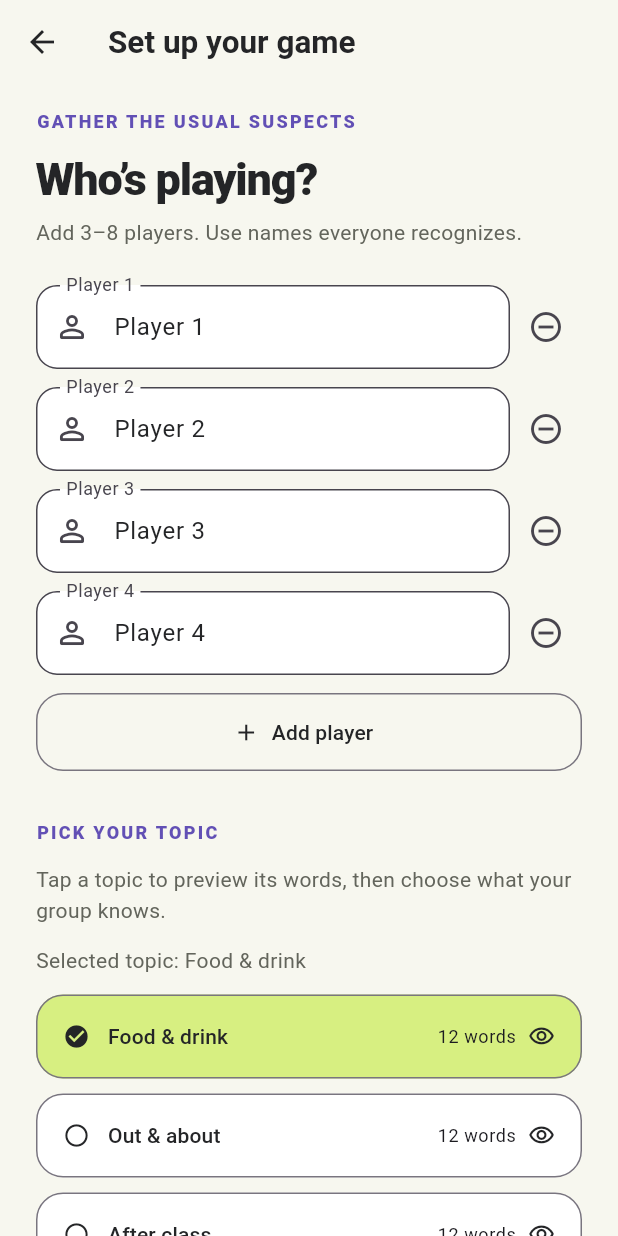
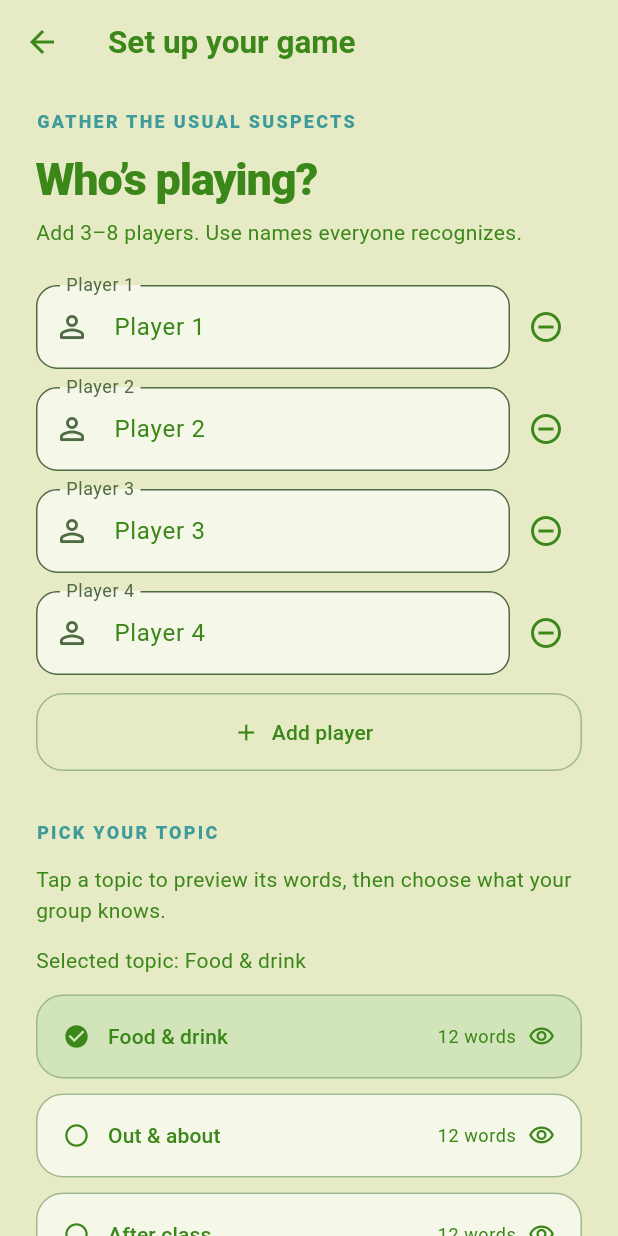
Before and after one commit to hope-mcmillen/project_4, a Flutter app: the screen it shows after launch, after a tap on "Start a game", on a phone screen of 412 x 824 dp. Run offline on Flutter 3.47's test engine with Material 3 defaults, Android fonts, the phone set to English and light mode, and no system bars.

Commit message:
fix up some UI for the offline playing portion of the game

```diff
--- a/lib/app/theme.dart
+++ b/lib/app/theme.dart
@@ -1,18 +1,40 @@
 import 'package:flutter/material.dart';
 
 abstract final class AppColors {
-  static const ink = Color(0xFF242527);
-  static const paper = Color(0xFFF7F7EF);
-  static const purple = Color(0xFF6250B5);
-  static const lime = Color(0xFFD7EF81);
-  static const muted = Color(0xFF63655C);
+  static const ink = Color(0xFF3B8719);
+  static const paper = Color(0xFFE6EBC6);
+  static const teal = Color(0xFF3E9B99);
+  static const sage = Color(0xFFD2E4B9);
+  static const muted = Color(0xFF506B43);
+  static const card = Color(0xFFF5F7E9);
+  static const mint = Color(0xFFC5E5DA);
+  static const forest = Color(0xFF214B22);
+  static const deepTeal = Color(0xFF174B49);
+  static const outline = Color(0xFF9DB88B);
 }
 
 ThemeData buildTheme() {
-  final scheme = ColorScheme.fromSeed(
-    seedColor: AppColors.purple,
-    surface: AppColors.paper,
-  );
+  final scheme =
+      ColorScheme.fromSeed(
+        seedColor: AppColors.teal,
+        surface: AppColors.paper,
+      ).copyWith(
+        primary: AppColors.ink,
+        onPrimary: AppColors.card,
+        primaryContainer: AppColors.sage,
+        onPrimaryContainer: AppColors.forest,
+        secondary: AppColors.teal,
+        onSecondary: AppColors.deepTeal,
+        secondaryContainer: AppColors.mint,
+        onSecondaryContainer: AppColors.deepTeal,
+        tertiary: AppColors.teal,
+        onSurface: AppColors.ink,
+        onSurfaceVariant: AppColors.muted,
+        surfaceContainerHighest: AppColors.sage,
+        outline: AppColors.outline,
+        outlineVariant: AppColors.sage,
+        surfaceTint: Colors.transparent,
+      );
   return ThemeData(
     useMaterial3: true,
     colorScheme: scheme,
@@ -44,12 +66,21 @@ ThemeData buildTheme() {
         color: AppColors.ink,
       ),
       bodyLarge: TextStyle(fontSize: 16, height: 1.5, color: AppColors.ink),
-      bodyMedium: TextStyle(fontSize: 14, height: 1.5, color: AppColors.muted),
+      bodyMedium: TextStyle(fontSize: 14, height: 1.5, color: AppColors.ink),
+    ).apply(bodyColor: AppColors.ink, displayColor: AppColors.ink),
+    iconTheme: const IconThemeData(color: AppColors.ink),
+    bottomSheetTheme: const BottomSheetThemeData(
+      backgroundColor: AppColors.paper,
+      surfaceTintColor: Colors.transparent,
+    ),
+    dialogTheme: const DialogThemeData(
+      backgroundColor: AppColors.paper,
+      surfaceTintColor: Colors.transparent,
     ),
     filledButtonTheme: FilledButtonThemeData(
       style: FilledButton.styleFrom(
         backgroundColor: AppColors.ink,
-        foregroundColor: Colors.white,
+        foregroundColor: AppColors.card,
         minimumSize: const Size(double.infinity, 56),
         padding: const EdgeInsets.symmetric(horizontal: 20, vertical: 16),
         shape: RoundedRectangleBorder(borderRadius: BorderRadius.circular(18)),
@@ -65,7 +96,7 @@ ThemeData buildTheme() {
     ),
     inputDecorationTheme: InputDecorationTheme(
       filled: true,
-      fillColor: Colors.white,
+      fillColor: AppColors.card,
       border: OutlineInputBorder(borderRadius: BorderRadius.circular(14)),
       contentPadding: const EdgeInsets.symmetric(horizontal: 16, vertical: 16),
     ),
--- a/lib/features/game/logic/game_controller.dart
+++ b/lib/features/game/logic/game_controller.dart
@@ -59,11 +59,15 @@ class GameController extends ChangeNotifier {
       ? players[_chameleonIndex]
       : null;
   String? get roleWord =>
-      _phase == GamePhase.reveal && _privateOpen && _turn != _chameleonIndex
+      (_phase == GamePhase.reveal || _phase == GamePhase.clues) &&
+          _privateOpen &&
+          _turn != _chameleonIndex
       ? _secretWord
       : null;
   bool get isRevealedChameleon =>
-      _phase == GamePhase.reveal && _privateOpen && _turn == _chameleonIndex;
+      (_phase == GamePhase.reveal || _phase == GamePhase.clues) &&
+      _privateOpen &&
+      _turn == _chameleonIndex;
   Map<int, int> get voteCounts {
     if (_phase != GamePhase.result) return const {};
     return Map.unmodifiable(_tally());
@@ -76,7 +80,9 @@ class GameController extends ChangeNotifier {
   }
 
   void openPrivateView() {
-    if (_phase != GamePhase.reveal && _phase != GamePhase.voting) {
+    if (_phase != GamePhase.reveal &&
+        _phase != GamePhase.clues &&
+        _phase != GamePhase.voting) {
       throw StateError('No private view in this phase.');
     }
     _privateOpen = true;
@@ -103,11 +109,21 @@ class GameController extends ChangeNotifier {
 
   void finishClue() {
     _require(GamePhase.clues);
+    if (!_privateOpen) throw StateError('Open your clue screen first.');
+    _privateOpen = false;
     _turn++;
     if (_turn == players.length) {
       _turn = 0;
       _phase = GamePhase.discussion;
     }
+    notifyListeners();
+  }
+
+  void startAnotherClueRound() {
+    _require(GamePhase.discussion);
+    _turn = 0;
+    _privateOpen = false;
+    _phase = GamePhase.clues;
     notifyListeners();
   }
 
--- a/lib/features/game/logic/game_repository.dart
+++ b/lib/features/game/logic/game_repository.dart
@@ -13,6 +13,7 @@ abstract interface class GameRepository implements Listenable {
   void hidePrivateView();
   void finishReveal();
   void finishClue();
+  void startAnotherClueRound();
   void startVoting();
   void castVote(int suspect);
   void guessWord(String word);
--- a/lib/features/game/logic/local_game_repository.dart
+++ b/lib/features/game/logic/local_game_repository.dart
@@ -53,6 +53,9 @@ class LocalGameRepository implements GameRepository {
   void finishClue() => _game.finishClue();
 
   @override
+  void startAnotherClueRound() => _game.startAnotherClueRound();
+
+  @override
   void startVoting() => _game.startVoting();
 
   @override
--- a/lib/features/game/screens/game_screen.dart
+++ b/lib/features/game/screens/game_screen.dart
@@ -127,12 +127,14 @@ class _GameScreenState extends State<GameScreen> with WidgetsBindingObserver {
       GamePhase.clues => CluesPhase(
         key: key,
         view: view,
+        onOpen: _game.openPrivateView,
         onNext: _game.finishClue,
       ),
       GamePhase.discussion => DiscussionPhase(
         key: key,
         view: view,
         onReadyToVote: _game.startVoting,
+        onAnotherRound: _game.startAnotherClueRound,
       ),
       GamePhase.voting => VotingPhase(
         key: key,
--- a/lib/features/game/screens/home_screen.dart
+++ b/lib/features/game/screens/home_screen.dart
@@ -1,6 +1,7 @@
 import 'package:flutter/material.dart';
 
 import '../../../app/theme.dart';
+import '../../lobby/online_screen.dart';
 import '../widgets/game_widgets.dart';
 import '../data/word_repository.dart';
 import '../data/local_word_repository.dart';
@@ -19,7 +20,7 @@ class HomeScreen extends StatelessWidget {
       title: const Row(
         mainAxisSize: MainAxisSize.min,
         children: [
-          Icon(Icons.blur_on_rounded, color: AppColors.purple),
+          Icon(Icons.blur_on_rounded, color: AppColors.teal),
           SizedBox(width: 8),
           Text(
             'chameleon',
@@ -33,7 +34,7 @@ class HomeScreen extends StatelessWidget {
         const SizedBox(height: 16),
         const Eyebrow('A little suspicious. A lot of fun.'),
         Text(
-          'Blend in.\nStand out.\nDon’t get caught.',
+          'Blend in.\nDon’t get caught.',
           style: Theme.of(context).textTheme.displaySmall,
         ),
         const SizedBox(height: 16),
@@ -42,16 +43,16 @@ class HomeScreen extends StatelessWidget {
           style: TextStyle(fontSize: 16, height: 1.5, color: AppColors.muted),
         ),
         const InfoCard(
-          color: AppColors.purple,
+          color: AppColors.teal,
           child: Column(
             children: [
               ChameleonMascot(),
               SizedBox(height: 12),
               Text(
-                'TRUST NO ONE. INCLUDING YOUR BESTIE.',
+                'TRUST NO ONE. FIND THE CHAMELEON',
                 textAlign: TextAlign.center,
                 style: TextStyle(
-                  color: Colors.white,
+                  color: AppColors.card,
                   fontSize: 11,
                   fontWeight: FontWeight.w700,
                   letterSpacing: 1.1,
@@ -78,6 +79,14 @@ class HomeScreen extends StatelessWidget {
           ),
           icon: const Icon(Icons.arrow_forward_rounded),
           label: const Text('Start a game'),
+        ),
+        const SizedBox(height: 12),
+        OutlinedButton.icon(
+          onPressed: () => Navigator.of(
+            context,
+          ).push(MaterialPageRoute<void>(builder: (_) => const OnlineScreen())),
+          icon: const Icon(Icons.public),
+          label: const Text('Play online'),
         ),
         const SizedBox(height: 12),
         OutlinedButton.icon(
@@ -165,7 +174,7 @@ class RulesScreen extends StatelessWidget {
             ),
           ),
         const InfoCard(
-          color: AppColors.lime,
+          color: AppColors.sage,
           child: Text(
             'Starter house rules: a tied vote or an incorrect accusation lets the Chameleon win. Each round stands alone; there is no running score yet.',
           ),
--- a/lib/features/game/screens/phases/results_phase.dart
+++ b/lib/features/game/screens/phases/results_phase.dart
@@ -29,7 +29,7 @@ class ResultsPhase extends StatelessWidget {
       const SizedBox(height: 12),
       Text(view.resultReason!),
       InfoCard(
-        color: AppColors.lime,
+        color: AppColors.sage,
         child: Column(
           crossAxisAlignment: CrossAxisAlignment.start,
           children: [
--- a/lib/features/game/screens/phases/voting_phase.dart
+++ b/lib/features/game/screens/phases/voting_phase.dart
@@ -52,8 +52,8 @@ class _VotingPhaseState extends State<VotingPhase> {
                 child: OutlinedButton(
                   style: OutlinedButton.styleFrom(
                     backgroundColor: _suspect == i
-                        ? AppColors.lime
-                        : Colors.white,
+                        ? AppColors.sage
+                        : AppColors.card,
                   ),
                   onPressed: () => setState(() => _suspect = i),
                   child: Row(
--- a/lib/features/game/screens/setup_screen.dart
+++ b/lib/features/game/screens/setup_screen.dart
@@ -221,8 +221,8 @@ class _SetupScreenState extends State<SetupScreen> {
                 child: OutlinedButton(
                   style: OutlinedButton.styleFrom(
                     backgroundColor: _topic?.id == topic.id
-                        ? AppColors.lime
-                        : Colors.white,
+                        ? AppColors.sage
+                        : AppColors.card,
                     padding: const EdgeInsets.all(18),
                   ),
                   onPressed: () => _previewTopic(topic),
--- a/lib/features/game/widgets/game_widgets.dart
+++ b/lib/features/game/widgets/game_widgets.dart
@@ -38,7 +38,7 @@ class Eyebrow extends StatelessWidget {
     child: Text(
       text.toUpperCase(),
       style: const TextStyle(
-        color: AppColors.purple,
+        color: AppColors.teal,
         fontSize: 12,
         fontWeight: FontWeight.w800,
         letterSpacing: 1.5,
@@ -48,7 +48,7 @@ class Eyebrow extends StatelessWidget {
 }
 
 class InfoCard extends StatelessWidget {
-  const InfoCard({super.key, required this.child, this.color = Colors.white});
+  const InfoCard({super.key, required this.child, this.color = AppColors.card});
   final Widget child;
   final Color color;
 
@@ -120,7 +120,7 @@ class TopicBoard extends StatelessWidget {
                                   vertical: 12,
                                 ),
                                 backgroundColor: selected == word
-                                    ? AppColors.lime
+                                    ? AppColors.sage
                                     : AppColors.paper,
                               ),
                               onPressed: () => onSelect!(word),
@@ -160,13 +160,13 @@ class _MascotPainter extends CustomPainter {
   void paint(Canvas canvas, Size size) {
     canvas.save();
     canvas.scale(size.width / 280, size.height / 165);
-    final green = Paint()..color = AppColors.lime;
+    final green = Paint()..color = AppColors.sage;
     final dark = Paint()..color = AppColors.ink;
     canvas.drawLine(
       const Offset(30, 142),
       const Offset(248, 142),
       Paint()
-        ..color = const Color(0xFF998DD0)
+        ..color = AppColors.mint
         ..strokeWidth = 4
         ..strokeCap = StrokeCap.round,
     );
@@ -184,7 +184,7 @@ class _MascotPainter extends CustomPainter {
     canvas.drawPath(
       tail,
       Paint()
-        ..color = AppColors.lime
+        ..color = AppColors.sage
         ..style = PaintingStyle.stroke
         ..strokeWidth = 14
         ..strokeCap = StrokeCap.round,
@@ -196,16 +196,24 @@ class _MascotPainter extends CustomPainter {
           ..lineTo(x - 9, 141)
           ..lineTo(x + 7, 141),
         Paint()
-          ..color = AppColors.lime
+          ..color = AppColors.sage
           ..style = PaintingStyle.stroke
           ..strokeWidth = 10
           ..strokeCap = StrokeCap.round
           ..strokeJoin = StrokeJoin.round,
       );
     }
-    canvas.drawCircle(const Offset(190, 81), 15, Paint()..color = Colors.white);
+    canvas.drawCircle(
+      const Offset(190, 81),
+      15,
+      Paint()..color = AppColors.card,
+    );
     canvas.drawCircle(const Offset(194, 80), 6, dark);
-    canvas.drawCircle(const Offset(196, 78), 2, Paint()..color = Colors.white);
+    canvas.drawCircle(
+      const Offset(196, 78),
+      2,
+      Paint()..color = AppColors.card,
+    );
     canvas.drawPath(
       Path()
         ..moveTo(201, 103)
@@ -221,7 +229,7 @@ class _MascotPainter extends CustomPainter {
       const Offset(140, 59),
       const Offset(157, 86),
     ]) {
-      canvas.drawCircle(spot, 8, Paint()..color = const Color(0xFFA5C958));
+      canvas.drawCircle(spot, 8, Paint()..color = AppColors.ink);
     }
     canvas.restore();
   }
--- a/pubspec.yaml
+++ b/pubspec.yaml
@@ -35,6 +35,10 @@ dependencies:
   # Use with the CupertinoIcons class for iOS style icons.
   cupertino_icons: ^1.0.8
   http: ^1.6.0
+  firebase_core: ^4.15.0
+  firebase_auth: ^6.7.0
+  cloud_firestore: ^6.10.0
+  cloud_functions: ^6.5.0
 
 dev_dependencies:
   flutter_test:
```
Also changed, not shown: lib/features/game/screens/phases/clues_phase.dart (+18 -3 lines), lib/features/game/screens/phases/discussion_phase.dart (+9 -2 lines), lib/features/game/screens/phases/handoff_page.dart (+15 -3 lines), lib/features/game/widgets/role_cards.dart (+11 -14 lines), pubspec.lock, 10 other files.
